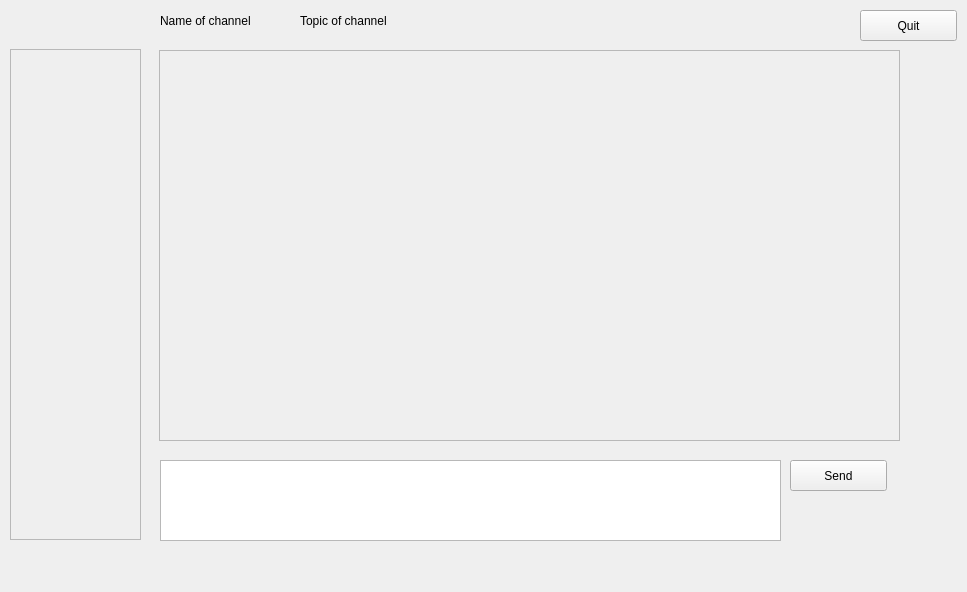
This is widget.ui in yafeunteun/PSEUDO-IRC-CLIENT as Qt 5 draws it before an edit. The edited form follows.
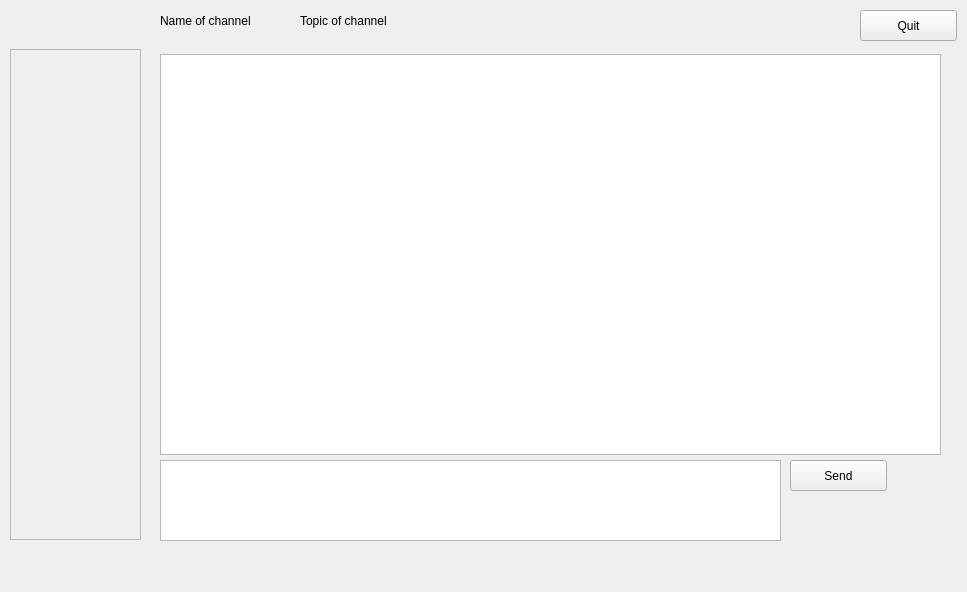
This is the edited form.

Commit message: - Pattern Singleton applied to both Invoker and Widget class - Abstract methods of Command implemented - The client now display his own messages on the main window - Implementation of many other small things, see the commit details for more

Patch:
```diff
--- a/widget.ui
+++ b/widget.ui
@@ -36,29 +36,6 @@
     </property>
    </widget>
   </widget>
-  <widget class="QScrollArea" name="scrollArea_2">
-   <property name="geometry">
-    <rect>
-     <x>159</x>
-     <y>50</y>
-     <width>741</width>
-     <height>391</height>
-    </rect>
-   </property>
-   <property name="widgetResizable">
-    <bool>true</bool>
-   </property>
-   <widget class="QWidget" name="scrollAreaWidgetContents_2">
-    <property name="geometry">
-     <rect>
-      <x>0</x>
-      <y>0</y>
-      <width>739</width>
-      <height>389</height>
-     </rect>
-    </property>
-   </widget>
-  </widget>
   <widget class="QTextEdit" name="textEdit">
    <property name="geometry">
     <rect>
@@ -121,6 +98,19 @@
     <string>Topic of channel</string>
    </property>
   </widget>
+  <widget class="QTextEdit" name="textEdit_2">
+   <property name="geometry">
+    <rect>
+     <x>160</x>
+     <y>54</y>
+     <width>781</width>
+     <height>401</height>
+    </rect>
+   </property>
+   <property name="readOnly">
+    <bool>true</bool>
+   </property>
+  </widget>
  </widget>
  <layoutdefault spacing="6" margin="11"/>
  <resources/>
```
The commit also changes 8 other files.
